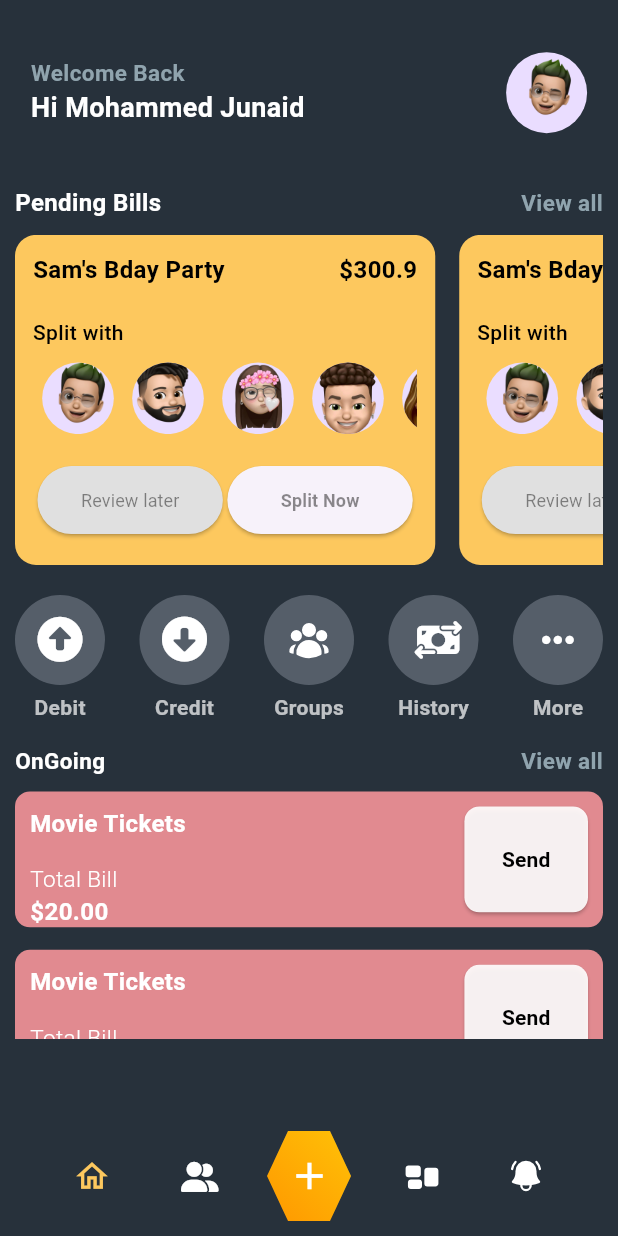
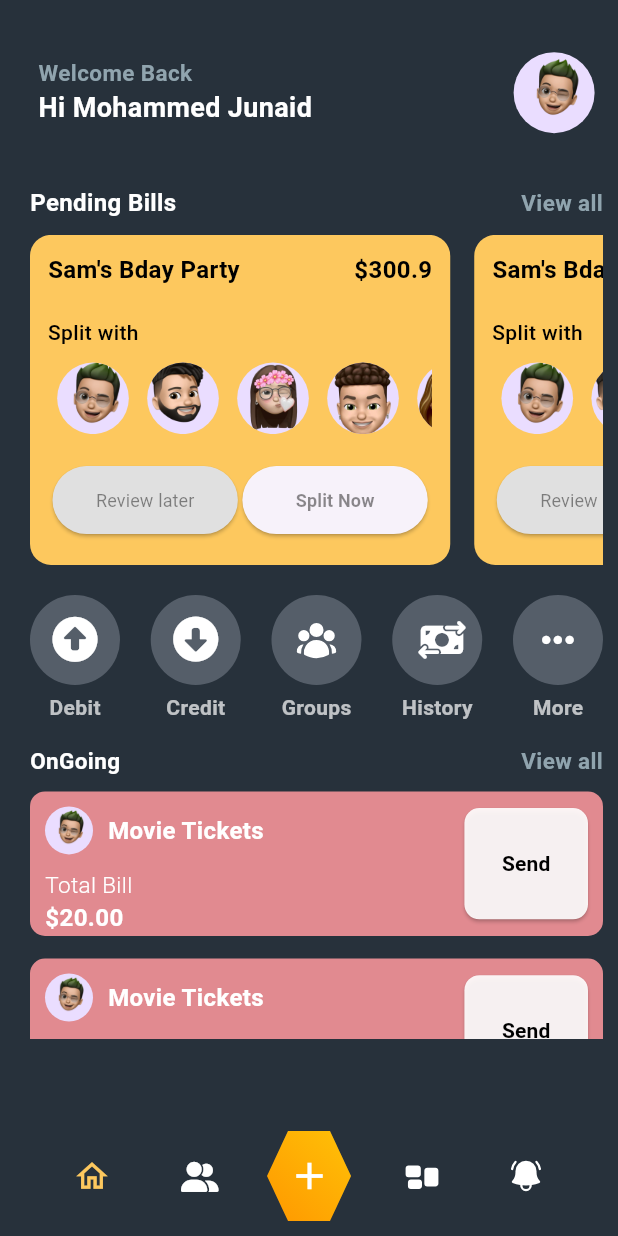
Before and after one commit to MdJunaidAhmed16/expense2, a Flutter app: the screen it shows after launch, on a phone screen of 412 x 824 dp. Run offline on Flutter 3.47's test engine with Material 3 defaults, Android fonts, the phone set to English and light mode, and no system bars; our stand-ins replace google_fonts, icons_plus; Roboto replaces fonts that are missing (Ubuntu).

Commit message:
Added Circle avatar to the ongoing bills cards

```diff
--- a/lib/ui/home.dart
+++ b/lib/ui/home.dart
@@ -17,7 +17,7 @@ class _HomePageState extends State<HomePage> {
     return Scaffold(
         backgroundColor: const Color(0xff27313b),
         body: Padding(
-          padding: const EdgeInsets.only(left: 10.0, right: 10, bottom: 10),
+          padding: const EdgeInsets.only(left: 20.0, right: 10, bottom: 10),
           child: SingleChildScrollView(
             child: Column(
               children: [
@@ -118,7 +118,7 @@ class _HomePageState extends State<HomePage> {
                           return Padding(
                             padding: const EdgeInsets.only(bottom: 15.0),
                             child: Container(
-                              height: MediaQuery.of(context).size.height * 0.11,
+                              height: MediaQuery.of(context).size.height * 0.117,
                               decoration: const BoxDecoration(
                                 color: Color.fromARGB(255, 225, 138, 144),
                                 borderRadius: BorderRadius.all(Radius.circular(10)),
@@ -133,8 +133,14 @@ class _HomePageState extends State<HomePage> {
                                         const Column(
                                           crossAxisAlignment: CrossAxisAlignment.start,
                                           children: [
-                                            Text('Movie Tickets', style: TextStyle(color: Colors.white, fontSize: 16, fontWeight: FontWeight.bold),),
-                                            SizedBox(height: 15,),
+                                            Row(
+                                              children: [
+                                                CircleAvatar(radius: 16, backgroundImage:AssetImage("assets/avatar.png"),),
+                                                SizedBox(width: 10,),
+                                                Text('Movie Tickets', style: TextStyle(color: Colors.white, fontSize: 16, fontWeight: FontWeight.bold),),
+                                              ],
+                                            ),
+                                            SizedBox(height: 10,),
                                             Text('Total Bill', style: TextStyle(color: Colors.white, fontSize: 15, fontWeight: FontWeight.w300),),
                                             Text("\$20.00", style: TextStyle(color: Colors.white, fontSize: 16.1, fontWeight: FontWeight.bold),)
                                           ],
@@ -146,13 +152,11 @@ class _HomePageState extends State<HomePage> {
                                           fixedSize: Size(MediaQuery.sizeOf(context).width * 0.2, MediaQuery.of(context).size.height * 0.09,),
                                           backgroundColor: const Color.fromARGB(231, 255, 255, 255),
                                         ),
-                                        child: const Text("Send", style: TextStyle(color: Colors.black, fontSize: 14, fontWeight: FontWeight.bold),)
-
-                                        )
-
+                                        child: const Text("Send", style: TextStyle(color: Colors.black, fontSize: 14, fontWeight: FontWeight.bold),),
+                                        ),
                                       ],
                                     ),
-                                  )
+                                  ),
                                 ],
                               ),
                             ),
```
